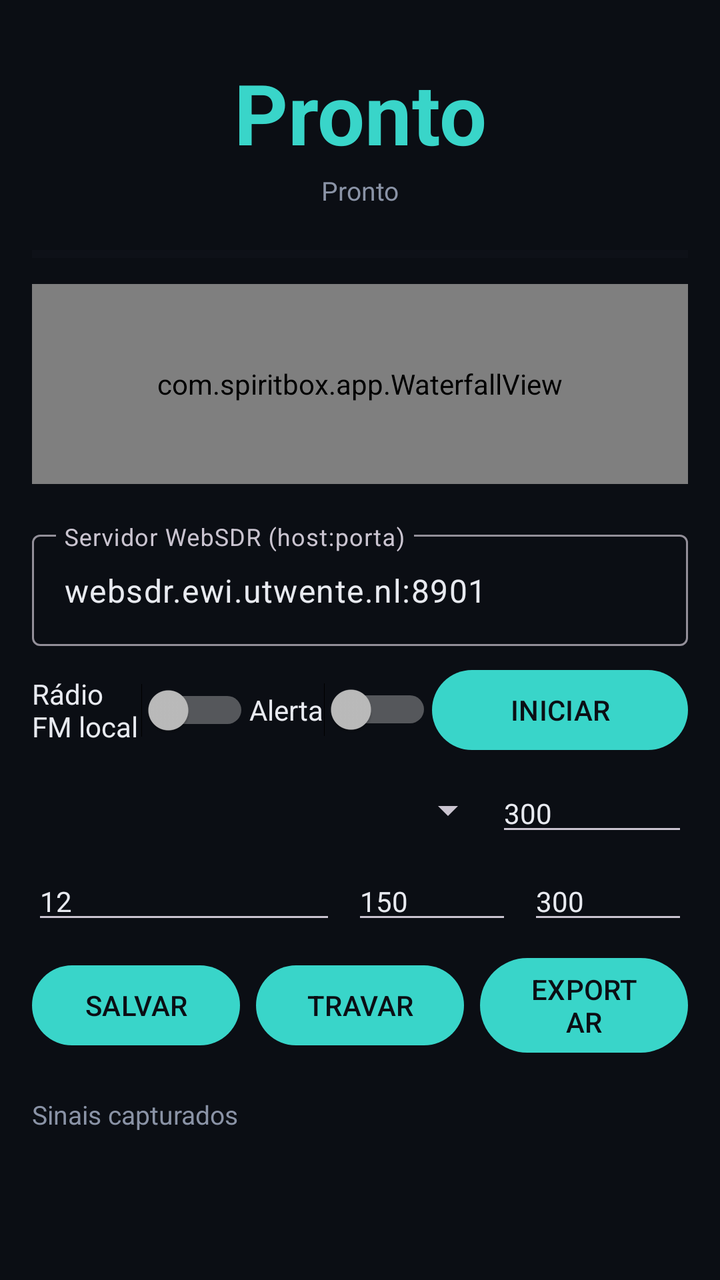
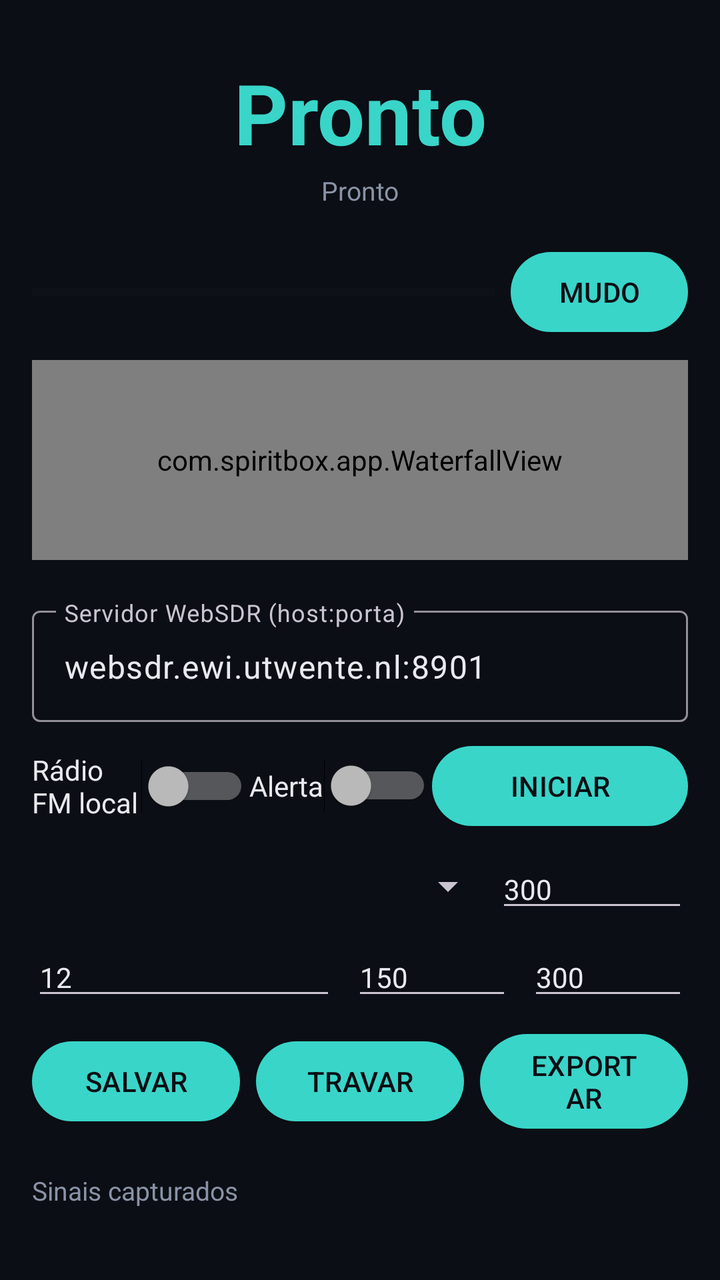

Two renders of the same Android screen: before a commit and after it. Below are the layout's source before the change and the commit's diff.
<!-- AndroidManifest.xml: application theme Theme.SpiritBox -->
<!-- res/layout/activity_main.xml -->
<?xml version="1.0" encoding="utf-8"?>
<LinearLayout xmlns:android="http://schemas.android.com/apk/res/android"
    xmlns:app="http://schemas.android.com/apk/res-auto"
    android:layout_width="match_parent"
    android:layout_height="match_parent"
    android:background="@color/bg_dark"
    android:orientation="vertical"
    android:padding="16dp">

    <TextView
        android:id="@+id/tvFreq"
        android:layout_width="match_parent"
        android:layout_height="wrap_content"
        android:layout_marginTop="12dp"
        android:gravity="center"
        android:text="@string/status_ready"
        android:textColor="@color/accent"
        android:textSize="42sp"
        android:textStyle="bold" />

    <TextView
        android:id="@+id/tvStatus"
        android:layout_width="match_parent"
        android:layout_height="wrap_content"
        android:layout_marginTop="2dp"
        android:gravity="center"
        android:text="@string/status_ready"
        android:textColor="@color/text_secondary"
        android:textSize="13sp" />

    <ProgressBar
        android:id="@+id/meter"
        style="?android:attr/progressBarStyleHorizontal"
        android:layout_width="match_parent"
        android:layout_height="10dp"
        android:layout_marginTop="18dp"
        android:max="100"
        android:progress="0"
        android:progressBackgroundTint="@color/panel"
        android:progressTint="@color/accent" />

    <com.spiritbox.app.WaterfallView
        android:id="@+id/waterfall"
        android:layout_width="match_parent"
        android:layout_height="100dp"
        android:layout_marginTop="10dp" />

    <com.google.android.material.textfield.TextInputLayout
        android:layout_width="match_parent"
        android:layout_height="wrap_content"
        android:layout_marginTop="20dp"
        android:hint="@string/hint_server">

        <com.google.android.material.textfield.TextInputEditText
            android:id="@+id/etServer"
            android:layout_width="match_parent"
            android:layout_height="wrap_content"
            android:inputType="textUri"
            android:text="@string/default_server" />
    </com.google.android.material.textfield.TextInputLayout>

    <LinearLayout
        android:layout_width="match_parent"
        android:layout_height="wrap_content"
        android:layout_marginTop="8dp"
        android:gravity="center_vertical"
        android:orientation="horizontal">

        <Switch
            android:id="@+id/swFm"
            android:layout_width="0dp"
            android:layout_height="wrap_content"
            android:layout_weight="1"
            android:text="@string/switch_fm"
            android:textColor="@color/text_primary"
            android:textSize="14sp" />

        <Switch
            android:id="@+id/swAlerts"
            android:layout_width="wrap_content"
            android:layout_height="wrap_content"
            android:text="@string/switch_alerts"
            android:textColor="@color/text_primary"
            android:textSize="14sp" />

        <com.google.android.material.button.MaterialButton
            android:id="@+id/btnToggle"
            android:layout_width="wrap_content"
            android:layout_height="wrap_content"
            android:minWidth="128dp"
            android:text="@string/btn_start"
            app:cornerRadius="24dp" />
    </LinearLayout>

    <LinearLayout
        android:layout_width="match_parent"
        android:layout_height="wrap_content"
        android:layout_marginTop="8dp"
        android:gravity="center_vertical"
        android:orientation="horizontal">

        <Spinner
            android:id="@+id/spBand"
            android:layout_width="0dp"
            android:layout_height="wrap_content"
            android:layout_weight="1"
            android:spinnerMode="dropdown" />

        <EditText
            android:id="@+id/etDwell"
            android:layout_width="96dp"
            android:layout_height="wrap_content"
            android:hint="@string/hint_dwell"
            android:inputType="number"
            android:maxLines="1"
            android:text="@string/default_dwell"
            android:textColor="@color/text_primary"
            android:textSize="14sp" />
    </LinearLayout>

    <LinearLayout
        android:layout_width="match_parent"
        android:layout_height="wrap_content"
        android:layout_marginTop="8dp"
        android:gravity="center_vertical"
        android:orientation="horizontal">

        <EditText
            android:id="@+id/etThreshold"
            android:layout_width="0dp"
            android:layout_height="wrap_content"
            android:layout_weight="1"
            android:hint="@string/hint_threshold"
            android:inputType="number"
            android:maxLines="1"
            android:text="@string/default_threshold"
            android:textColor="@color/text_primary"
            android:textSize="14sp" />

        <EditText
            android:id="@+id/etSettle"
            android:layout_width="80dp"
            android:layout_height="wrap_content"
            android:layout_marginStart="8dp"
            android:hint="@string/hint_settle"
            android:inputType="number"
            android:maxLines="1"
            android:text="@string/default_settle"
            android:textColor="@color/text_primary"
            android:textSize="14sp" />

        <EditText
            android:id="@+id/etGap"
            android:layout_width="80dp"
            android:layout_height="wrap_content"
            android:layout_marginStart="8dp"
            android:hint="@string/hint_gap"
            android:inputType="number"
            android:maxLines="1"
            android:text="@string/default_gap"
            android:textColor="@color/text_primary"
            android:textSize="14sp" />
    </LinearLayout>

    <LinearLayout
        android:layout_width="match_parent"
        android:layout_height="wrap_content"
        android:layout_marginTop="8dp"
        android:gravity="center_vertical"
        android:orientation="horizontal">

        <com.google.android.material.button.MaterialButton
            android:id="@+id/btnManualCapture"
            android:layout_width="0dp"
            android:layout_height="wrap_content"
            android:layout_weight="1"
            android:text="@string/btn_manual_capture"
            app:cornerRadius="24dp" />

        <com.google.android.material.button.MaterialButton
            android:id="@+id/btnHold"
            android:layout_width="0dp"
            android:layout_height="wrap_content"
            android:layout_marginStart="8dp"
            android:layout_weight="1"
            android:text="@string/btn_hold"
            app:cornerRadius="24dp" />

        <com.google.android.material.button.MaterialButton
            android:id="@+id/btnShare"
            android:layout_width="0dp"
            android:layout_height="wrap_content"
            android:layout_marginStart="8dp"
            android:layout_weight="1"
            android:text="@string/btn_share_csv"
            app:cornerRadius="24dp" />
    </LinearLayout>

    <TextView
        android:id="@+id/tvCapturesTitle"
        android:layout_width="match_parent"
        android:layout_height="wrap_content"
        android:layout_marginTop="18dp"
        android:text="@string/title_captures"
        android:textColor="@color/text_secondary"
        android:textSize="13sp" />

    <ListView
        android:id="@+id/listCaptures"
        android:layout_width="match_parent"
        android:layout_height="0dp"
        android:layout_marginTop="4dp"
        android:layout_weight="1"
        android:divider="@color/panel"
        android:dividerHeight="1dp"
        android:listSelector="@android:color/transparent" />
</LinearLayout>
<!-- resources referenced by this layout -->
<resources>
  <color name="accent">#39D5C9</color>
  <color name="bg_dark">#0B0E14</color>
  <color name="panel">#151A24</color>
  <color name="text_primary">#E8EAF0</color>
  <color name="text_secondary">#8A93A6</color>
  <string name="btn_hold">TRAVAR</string>
  <string name="btn_manual_capture">SALVAR</string>
  <string name="btn_share_csv">EXPORTAR</string>
  <string name="btn_start">INICIAR</string>
  <string name="default_dwell">300</string>
  <string name="default_gap">300</string>
  <string name="default_server">websdr.ewi.utwente.nl:8901</string>
  <string name="default_settle">150</string>
  <string name="default_threshold">12</string>
  <string name="hint_dwell">Dwell ms</string>
  <string name="hint_gap">Gap ms</string>
  <string name="hint_server">Servidor WebSDR (host:porta)</string>
  <string name="hint_settle">Settle ms</string>
  <string name="hint_threshold">Limiar %</string>
  <string name="status_ready">Pronto</string>
  <string name="switch_alerts">Alerta</string>
  <string name="switch_fm">Rádio FM local</string>
  <string name="title_captures">Sinais capturados</string>
  <style name="Theme.SpiritBox" parent="Theme.Material3.Dark.NoActionBar">
          <item name="colorPrimary">@color/accent</item>
          <item name="colorOnPrimary">@color/bg_dark</item>
          <item name="colorSecondary">@color/accent_dim</item>
          <item name="android:colorBackground">@color/bg_dark</item>
          <item name="colorSurface">@color/panel</item>
          <item name="colorOnSurface">@color/text_primary</item>
          <item name="android:statusBarColor">@color/bg_dark</item>
          <item name="android:navigationBarColor">@color/bg_dark</item>
      </style>
  <color name="accent_dim">#1F7A74</color>
</resources>

<!-- the commit's change to res/layout/activity_main.xml (unified diff, before → after) -->
@@ -28,16 +28,33 @@
         android:textColor="@color/text_secondary"
         android:textSize="13sp" />
 
-    <ProgressBar
-        android:id="@+id/meter"
-        style="?android:attr/progressBarStyleHorizontal"
-        android:layout_width="match_parent"
-        android:layout_height="10dp"
+    <LinearLayout
+        android:layout_width="match_parent"
+        android:layout_height="wrap_content"
         android:layout_marginTop="18dp"
-        android:max="100"
-        android:progress="0"
-        android:progressBackgroundTint="@color/panel"
-        android:progressTint="@color/accent" />
+        android:gravity="center_vertical"
+        android:orientation="horizontal">
+
+        <ProgressBar
+            android:id="@+id/meter"
+            style="?android:attr/progressBarStyleHorizontal"
+            android:layout_width="0dp"
+            android:layout_height="10dp"
+            android:layout_weight="1"
+            android:max="100"
+            android:progress="0"
+            android:progressBackgroundTint="@color/panel"
+            android:progressTint="@color/accent" />
+
+        <com.google.android.material.button.MaterialButton
+            android:id="@+id/btnMute"
+            android:layout_width="wrap_content"
+            android:layout_height="wrap_content"
+            android:layout_marginStart="8dp"
+            android:minWidth="72dp"
+            android:text="@string/btn_mute"
+            app:cornerRadius="24dp" />
+    </LinearLayout>
 
     <com.spiritbox.app.WaterfallView
         android:id="@+id/waterfall"
<!-- resource entries referenced after the edit -->
@@ -7,6 +7,7 @@
   <color name="text_secondary">#8A93A6</color>
   <string name="btn_hold">TRAVAR</string>
   <string name="btn_manual_capture">SALVAR</string>
+  <string name="btn_mute">MUDO</string>
   <string name="btn_share_csv">EXPORTAR</string>
   <string name="btn_start">INICIAR</string>
   <string name="default_dwell">300</string>
